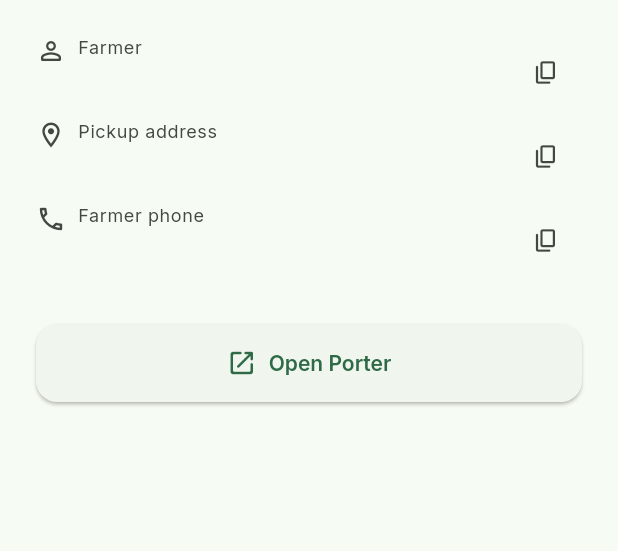
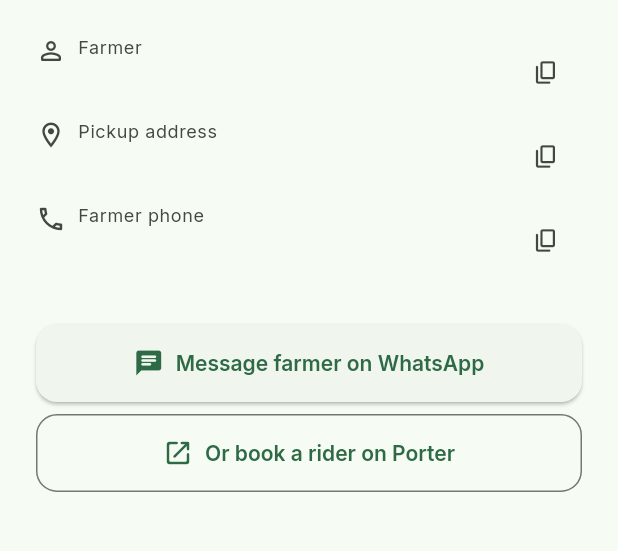
Before and after one commit to saaki05/bhoomisetu-app-, a Flutter app: the _DeliveryOptionsSheet widget shown alone on an empty page, opened directly with empty values, on a phone screen of 412 x 824 dp, the part 222-773 px from its top. Run offline on Flutter 3.47's test engine with Material 3 defaults, Android fonts, the phone set to English and light mode, and no system bars; our stand-ins replace cached_network_image, connectivity_plus, dartz, dio, flutter_animate, flutter_dotenv and 18 more; missing offline and left inert: mobile_scanner; accounts and stored records are empty; generated files the repository leaves out were written again; network calls fail.

Commit message:
Add WhatsApp as the primary delivery contact option
Porter has no reliable deep-link/install-detection story on Android,
and the buyer needs to talk to the farmer to arrange pickup anyway —
so lead with a wa.me link to the farmer's phone (pre-filled with the
order ID and pickup address) and keep Porter as a secondary
"book a rider" option below it.

```diff
--- a/app/lib/features/orders/presentation/widgets/delivery_options_sheet.dart
+++ b/app/lib/features/orders/presentation/widgets/delivery_options_sheet.dart
@@ -18,6 +18,32 @@
 const _porterPlayStoreUrl = 'https://play.google.com/store/apps/details?id=$_porterAndroidPackage';
 const _porterAppStoreUrl = 'https://apps.apple.com/in/app/porter-logistics-service-app/id1109398410';
 const _porterWebUrl = 'https://porter.in';
+
+/// Farmer phones are stored as bare 10-digit Indian numbers (see
+/// backend/src/validators/profile.validator.js), so the country code has to
+/// be added here before handing it to wa.me.
+String _whatsAppUrl(String phone, String message) {
+  final digitsOnly = phone.replaceAll(RegExp(r'\D'), '');
+  final withCountryCode = digitsOnly.length == 10 ? '91$digitsOnly' : digitsOnly;
+  return 'https://wa.me/$withCountryCode?text=${Uri.encodeComponent(message)}';
+}
+
+Future<void> _openWhatsApp(OrderEntity order) async {
+  final farmer = order.farmer;
+  final phone = farmer?.phone;
+  if (phone == null) return;
+
+  final address = farmer?.pickupAddress;
+  final message = StringBuffer("Hi${farmer?.fullName != null ? ' ${farmer!.fullName}' : ''}, "
+      'I placed an order with you on BhoomiSetu and would like to arrange pickup for delivery.')
+    ..write(address != null ? '\nPickup address on file: $address' : '')
+    ..write('\nOrder ID: ${order.id}');
+
+  // wa.me works via a browser fallback even when WhatsApp itself isn't
+  // installed, so unlike Porter there's no separate "not installed" path
+  // to handle here.
+  await launchUrlString(_whatsAppUrl(phone, message.toString()), mode: LaunchMode.externalApplication);
+}
 
 /// Tries the installed app first; if that fails (not installed, or the
 /// platform can't resolve an `android-app://` intent), falls back to the
@@ -126,8 +152,22 @@
             ],
             const SizedBox(height: AppConstants.spaceXl),
             AppButton(
-              label: 'Open Porter',
+              label: 'Message farmer on WhatsApp',
+              icon: Icons.chat_rounded,
+              onPressed: farmer?.phone == null ? null : () => _openWhatsApp(order),
+            ),
+            if (farmer?.phone == null) ...[
+              const SizedBox(height: AppConstants.spaceXs),
+              Text(
+                "This farmer hasn't added a phone number yet, so WhatsApp isn't available.",
+                style: context.textTheme.bodySmall?.copyWith(color: context.colors.onSurfaceVariant),
+              ),
+            ],
+            const SizedBox(height: AppConstants.spaceSm),
+            AppButton(
+              label: 'Or book a rider on Porter',
               icon: Icons.open_in_new_rounded,
+              variant: AppButtonVariant.outlined,
               onPressed: _openPorter,
             ),
           ],
```
